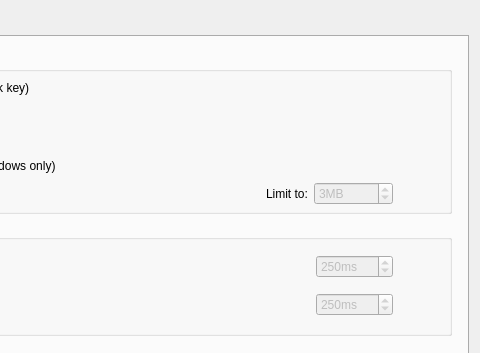
First picture: the form in src/lib/gui/dialogs/ServerConfigDialog.ui, repository deskflow/deskflow, before the edit; both pictures show x 244 to 724 and y 0 to 353 of the 724 by 609 pixel window.
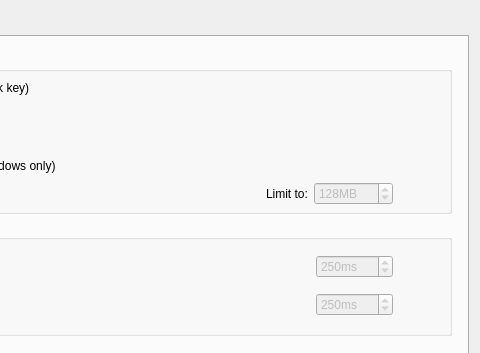
Second picture: the form after the edit. The open tabs and pages were chosen to show the change. Icons and pictures are not drawn. Custom widgets are drawn as their Qt base class.

What changed in the file:
```diff
--- a/src/lib/gui/dialogs/ServerConfigDialog.ui
+++ b/src/lib/gui/dialogs/ServerConfigDialog.ui
@@ -433,7 +433,7 @@
                <number>10000</number>
               </property>
               <property name="value">
-               <number>3</number>
+               <number>128</number>
               </property>
              </widget>
             </item>
```
